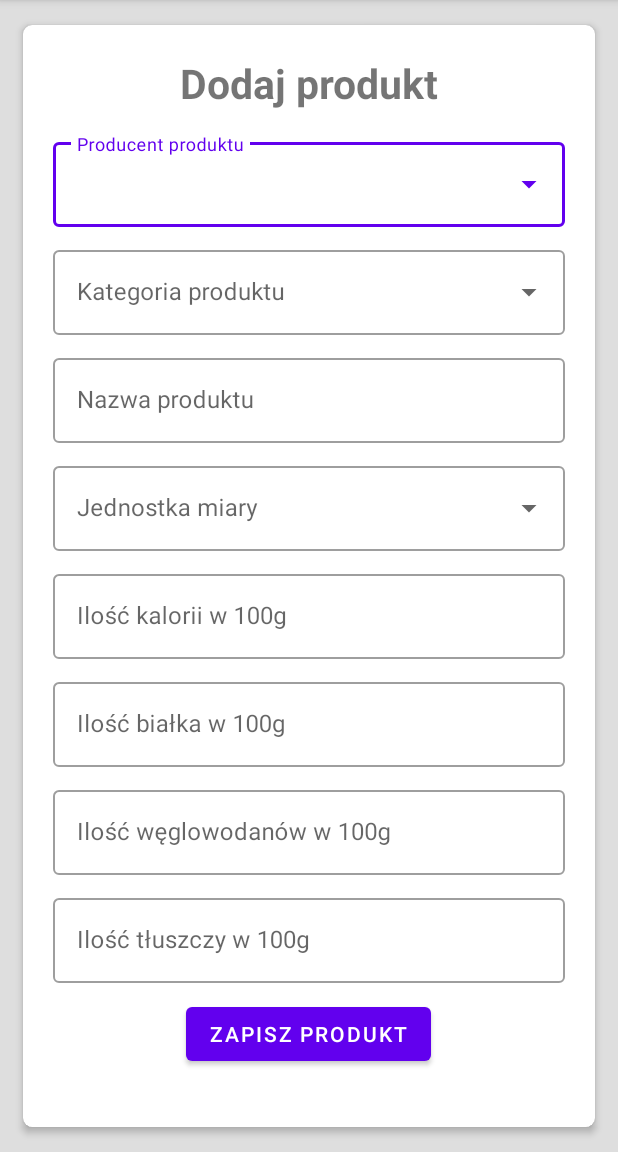
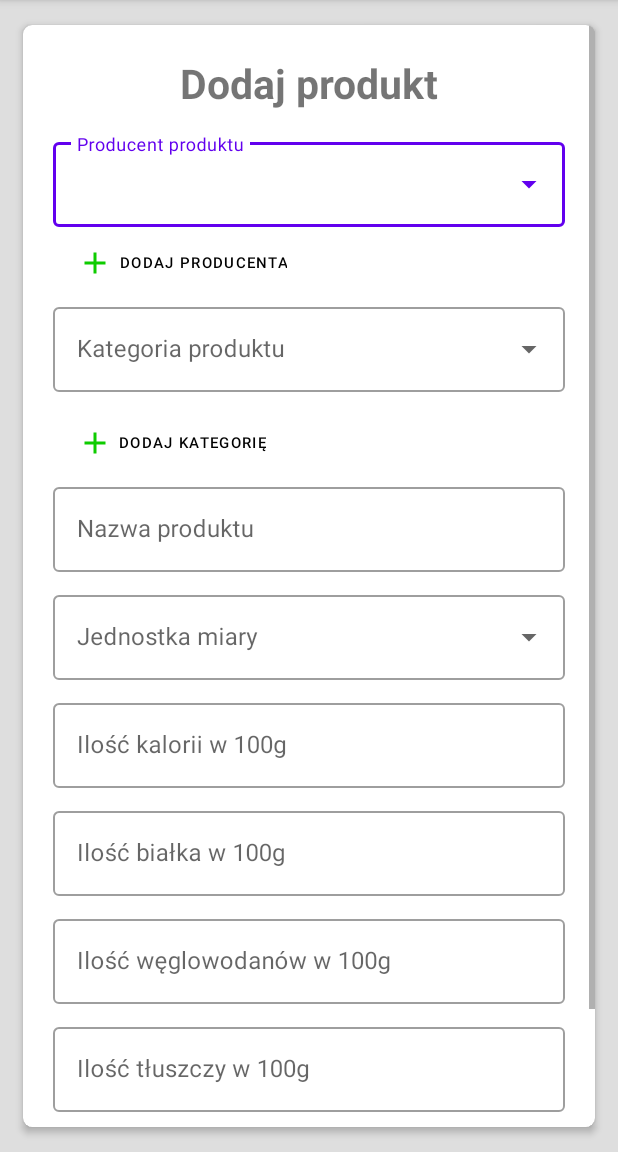
Before and after one commit to Blackkoutt/FitnessApp, an Android app: the AddEditProductActivity screen opened directly, with no data from a screen before it, on a phone screen of 412 x 824 dp, the part 84-1236 px from its top. Run offline under Robolectric (Android 15) with nearby library versions, the phone set to English and light mode, and no system bars; our stand-ins replace Room's generated code.

Commit message:
Dodanie możliwości dodawania nowych producentów oraz kategorii
Dodawanie kategori i producentów jest możliwe z poziomu widoku edycji lub dodawania produktu.
Dodawanie producentów lub kategorii zostało zrealizowane w tej samej aktywności.

```diff
--- a/app/src/main/AndroidManifest.xml
+++ b/app/src/main/AndroidManifest.xml
@@ -15,6 +15,9 @@
         android:theme="@style/Theme.FitnessApp"
         android:usesCleartextTraffic="true"
         tools:targetApi="31">
+        <activity
+            android:name=".AddCategoryManufacturerActivity"
+            android:exported="false" />
         <activity
             android:name=".ProductDetailsActivity"
             android:exported="false" />
--- a/app/src/main/java/com/example/fitnessapp/AddEditProductActivity.java
+++ b/app/src/main/java/com/example/fitnessapp/AddEditProductActivity.java
@@ -69,6 +69,9 @@ public class AddEditProductActivity extends AppCompatActivity {
     private List<Category> selectedCategoriesList;
     private boolean[] selectedCategoriesBool;
     private List<String> actualProductCategoryNames;
+    private Button addCategoryButton;
+    private Button addManufacturerButton;
+    public static final String ADD_MAN_CAT_ACTIVITY_REQUEST_CODE = "ADD_MAN_CAT_ACTIVITY_REQUEST_CODE";
 
     @Override
     protected void onCreate(Bundle savedInstanceState) {
@@ -78,6 +81,11 @@ public class AddEditProductActivity extends AppCompatActivity {
         actualProductCategoryNames = new ArrayList<String>();
 
         headerTextView = findViewById(R.id.header_edit_add);
+
+        addCategoryButton = findViewById(R.id.add_category_button);
+        addCategoryButton.setOnClickListener(this::onClickAddCategory);
+        addManufacturerButton = findViewById(R.id.add_manufacturer_button);
+        addManufacturerButton.setOnClickListener(this::onClickAddManufacturer);
 
         // Select Producentów
         selectManufacturers = findViewById(R.id.select_manufacturer);
@@ -219,6 +227,19 @@ public class AddEditProductActivity extends AppCompatActivity {
         saveButton = findViewById(R.id.save_product_button);
         saveButton.setOnClickListener(this::onSaveButtonClick);
     }
+
+    private void onClickAddManufacturer(View view) {
+        Intent intent = new Intent(this, AddCategoryManufacturerActivity.class);
+        intent.putExtra(ADD_MAN_CAT_ACTIVITY_REQUEST_CODE, "NEW_MANUFACTURER");
+        startActivity(intent);
+    }
+
+    private void onClickAddCategory(View view) {
+        Intent intent = new Intent(this, AddCategoryManufacturerActivity.class);
+        intent.putExtra(ADD_MAN_CAT_ACTIVITY_REQUEST_CODE, "NEW_CATEGORY");
+        startActivity(intent);
+    }
+
     private void showCategoryDialog(){
         AlertDialog.Builder builder = new AlertDialog.Builder(AddEditProductActivity.this);
 
--- a/app/src/main/java/com/example/fitnessapp/Database/Repositories/CategoryRepository.java
+++ b/app/src/main/java/com/example/fitnessapp/Database/Repositories/CategoryRepository.java
@@ -7,6 +7,7 @@ import androidx.lifecycle.LiveData;
 import com.example.fitnessapp.Database.Dao.CategoryDao;
 import com.example.fitnessapp.Database.Models.Category;
 import com.example.fitnessapp.Database.Models.Manufacturer;
+import com.example.fitnessapp.Database.Models.ProductCategory;
 import com.example.fitnessapp.Database.ProductDatabase;
 
 import java.util.List;
@@ -21,4 +22,5 @@ public class CategoryRepository {
         categories = categoryDao.getAll();
     }
     public LiveData<List<Category>> getAllCategories(){return categories; }
+    public void insert(Category category) {ProductDatabase.databaseWriteExecutor.execute(()->categoryDao.insert(category));}
 }
--- a/app/src/main/java/com/example/fitnessapp/Database/Repositories/ManufacturerRepository.java
+++ b/app/src/main/java/com/example/fitnessapp/Database/Repositories/ManufacturerRepository.java
@@ -5,6 +5,7 @@ import android.app.Application;
 import androidx.lifecycle.LiveData;
 
 import com.example.fitnessapp.Database.Dao.ManufacturerDao;
+import com.example.fitnessapp.Database.Models.Category;
 import com.example.fitnessapp.Database.Models.Manufacturer;
 import com.example.fitnessapp.Database.ProductDatabase;
 
@@ -20,4 +21,5 @@ public class ManufacturerRepository {
         manufacturers = manufacturerDao.getAll();
     }
     public LiveData<List<Manufacturer>> getAllManufacturers(){return manufacturers; }
+    public void insert(Manufacturer manufacturer) {ProductDatabase.databaseWriteExecutor.execute(()->manufacturerDao.insert(manufacturer));}
 }
--- a/app/src/main/java/com/example/fitnessapp/Database/ViewModels/CategoryViewModel.java
+++ b/app/src/main/java/com/example/fitnessapp/Database/ViewModels/CategoryViewModel.java
@@ -7,6 +7,7 @@ import androidx.lifecycle.AndroidViewModel;
 import androidx.lifecycle.LiveData;
 
 import com.example.fitnessapp.Database.Models.Category;
+import com.example.fitnessapp.Database.Models.Manufacturer;
 import com.example.fitnessapp.Database.Models.MeasureUnit;
 import com.example.fitnessapp.Database.Repositories.CategoryRepository;
 import com.example.fitnessapp.Database.Repositories.MeasureUnitRepository;
@@ -23,4 +24,7 @@ public class CategoryViewModel extends AndroidViewModel {
         categories = categoryRepository.getAllCategories();
     }
     public LiveData<List<Category>> getAll() {return categories;}
+    public void insert (Category category){
+        categoryRepository.insert(category);
+    }
 }
--- a/app/src/main/java/com/example/fitnessapp/Database/ViewModels/ManufacturerViewModel.java
+++ b/app/src/main/java/com/example/fitnessapp/Database/ViewModels/ManufacturerViewModel.java
@@ -7,6 +7,7 @@ import androidx.lifecycle.AndroidViewModel;
 import androidx.lifecycle.LiveData;
 
 import com.example.fitnessapp.Database.Models.Manufacturer;
+import com.example.fitnessapp.Database.Models.ProductCategory;
 import com.example.fitnessapp.Database.Models.ProductWithRelations;
 import com.example.fitnessapp.Database.Repositories.ManufacturerRepository;
 import com.example.fitnessapp.Database.Repositories.ProductRepository;
@@ -23,4 +24,7 @@ public class ManufacturerViewModel extends AndroidViewModel {
         manufacturer = manufacturerRepository.getAllManufacturers();
     }
     public LiveData<List<Manufacturer>> getAll() {return manufacturer;}
+    public void insert (Manufacturer manufacturer){
+        manufacturerRepository.insert(manufacturer);
+    }
 }
--- a/app/src/main/res/layout/activity_add_edit_product.xml
+++ b/app/src/main/res/layout/activity_add_edit_product.xml
@@ -45,7 +45,7 @@
         <com.google.android.material.textfield.TextInputLayout
             android:id="@+id/text_input_product_manufacturer"
             android:layout_gravity="center"
-            android:layout_marginBottom="10dp"
+
             android:layout_width="match_parent"
             app:helperText =""
             app:helperTextTextColor = "@color/red"
@@ -60,6 +60,18 @@
                 android:inputType="none"
                 />
         </com.google.android.material.textfield.TextInputLayout>
+        <com.google.android.material.button.MaterialButton
+            android:id="@+id/add_manufacturer_button"
+            android:layout_width="wrap_content"
+            android:layout_height="wrap_content"
+            style="@style/Widget.MaterialComponents.Button.OutlinedButton"
+            android:text="@string/add_manufacturer"
+            app:icon="@drawable/add_24"
+            app:iconTint="@color/green"
+            android:textSize="10dp"
+            android:textColor="@color/black"
+            app:strokeColor="@android:color/transparent">
+        </com.google.android.material.button.MaterialButton>
         <com.google.android.material.textfield.TextInputLayout
             android:id="@+id/text_input_product_category"
             android:layout_gravity="center"
@@ -78,6 +90,18 @@
                 android:inputType="none"
                 />
         </com.google.android.material.textfield.TextInputLayout>
+        <com.google.android.material.button.MaterialButton
+            android:id="@+id/add_category_button"
+            android:layout_width="wrap_content"
+            android:layout_height="wrap_content"
+            style="@style/Widget.MaterialComponents.Button.OutlinedButton"
+            android:text="@string/add_category"
+            app:icon="@drawable/add_24"
+            app:iconTint="@color/green"
+            android:textSize="10dp"
+            android:textColor="@color/black"
+            app:strokeColor="@android:color/transparent">
+        </com.google.android.material.button.MaterialButton>
         <com.google.android.material.textfield.TextInputLayout
             style="@style/Widget.MaterialComponents.TextInputLayout.OutlinedBox"
             android:id="@+id/text_input_product_name"
@@ -195,6 +219,7 @@
             android:layout_width="wrap_content"
             android:layout_height="wrap_content"
             android:layout_gravity="center"
+            android:layout_marginBottom="40dp"
             android:text="@string/save_edit_product_button">
         </com.google.android.material.button.MaterialButton>
 
--- a/app/src/main/res/values/colors.xml
+++ b/app/src/main/res/values/colors.xml
@@ -13,5 +13,7 @@
     <color name="dark_gray">#3b3b3b</color>
     <color name="light_gray">#dedede</color>
     <color name="red">#f50000</color>
+    <color name="green">#0ecc00</color>
+
 
 </resources>
--- a/app/src/main/res/values/strings.xml
+++ b/app/src/main/res/values/strings.xml
@@ -58,4 +58,12 @@
     <string name="category_dialog_header">Wybierz kategorię</string>
 
     <string name="required_error">Pole jest wymagane</string>
+
+    <string name="add_manufacturer">Dodaj producenta</string>
+    <string name="add_category">Dodaj kategorię</string>
+
+    <string name="add_string">Dodaj</string>
+
+    <string name="manufacturer_name">Nazwa producenta</string>
+    <string name="category_name">Nazwa produktu</string>
 </resources>
```
Also changed, not shown: app/src/main/java/com/example/fitnessapp/AddCategoryManufacturerActivity.java (added, +92 -0 lines), app/src/main/res/layout/activity_add_category_manufacturer.xml (added, +74 -0 lines).
